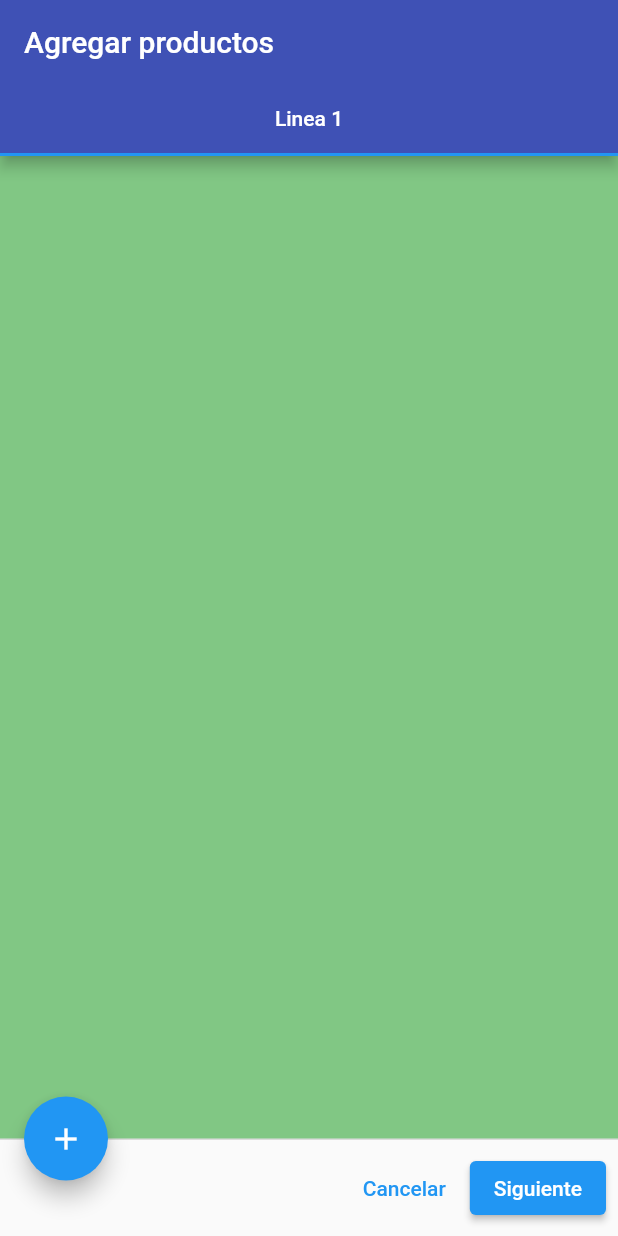
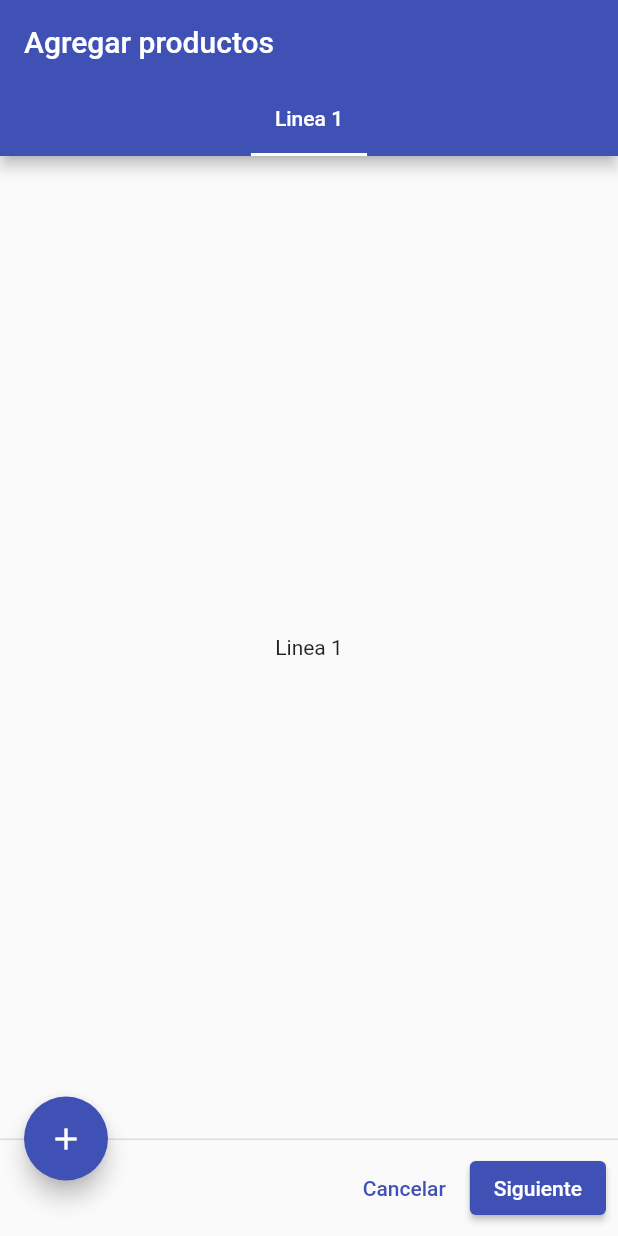
Before and after one commit to oalonsodev/sistema_ochoa, a Flutter app: the screen it shows after launch, on a phone screen of 412 x 824 dp. Run offline on Flutter 3.47's test engine with Material 2 defaults, Android fonts, the phone set to English and light mode, and no system bars; our stand-ins replace rxdart.

Commit message:
Creación de: TabBar en ProductosCotPage, utilidades Routes y Theme

```diff
--- a/lib/main.dart
+++ b/lib/main.dart
@@ -1,11 +1,10 @@
 import 'package:flutter/material.dart';
 import 'package:flutter_localizations/flutter_localizations.dart';
 
+import 'package:sistema_ochoa/src/utils/app_theme.dart';
+import 'package:sistema_ochoa/src/utils/routes.dart' as routes;
+
 import 'package:sistema_ochoa/src/bloc/provider.dart';
-import 'package:sistema_ochoa/src/pages/cotizaciones/cot_productos_page.dart';
-import 'package:sistema_ochoa/src/pages/home_page.dart';
-import 'package:sistema_ochoa/src/pages/login_page.dart';
-import 'package:sistema_ochoa/src/pages/sign_up_page.dart';
 
 void main() => runApp(MyApp());
 
@@ -28,17 +27,10 @@ class MyApp extends StatelessWidget {
         debugShowCheckedModeBanner: false,
         title: 'Material App',
 
-        initialRoute: 'addProd',
-        routes: {
-          'login'   : (BuildContext context) => LoginPage(),
-          'signup'  : (BuildContext context) => SignUpPage(),
-          'home'    : (BuildContext context) => Home(),
-          'addProd' : (BuildContext context) => ProductosCot(),
-        },
+        initialRoute: routes.initialRoute,
+        routes: routes.getRoutes(),
 
-        theme: ThemeData(
-          primaryColor: Colors.indigo,
-        ),
+        theme: appTheme(),
       )
     );
 
--- a/lib/src/pages/cotizaciones/cot_productos_page.dart
+++ b/lib/src/pages/cotizaciones/cot_productos_page.dart
@@ -2,6 +2,10 @@ import 'package:flutter/material.dart';
 
 //TODO: Crear variables que controlen cada uno de los elementos señalados
 //todo: para poder realizar la generación de más tabs.
+
+//TODO: Crear y trabajar con el modelo de productos. HAcer una lista de
+//todo: productos y en base a ella controlar la cantidad de tabs y los datos de
+//todo: cada unaaaaaaaa :D
 
 class ProductosCot extends StatefulWidget {
   @override
@@ -9,10 +13,20 @@ class ProductosCot extends StatefulWidget {
 }
 
 class _ProductosCotState extends State<ProductosCot> {
+  //? Sustituir depues por la lista de productos :D
+  List<String> _tabList; //* Lista de productos
+
+  @override
+  void initState() {
+    // TODO: implement initState
+    _tabList = ['1']; //* El primer valor de la lista
+    super.initState();
+  }
+
   @override
   Widget build(BuildContext context) {
     return DefaultTabController(
-      length: 1, //? <------------------------
+      length: _tabList.length,
       child: Scaffold(
         appBar: AppBar(
           title: Text('Agregar productos'),
@@ -27,25 +41,52 @@ class _ProductosCotState extends State<ProductosCot> {
   }
 
   TabBar _createTabBar() {
-    return TabBar(tabs: <Widget>[
-      //? <------------------------
-      Tab(text: 'Linea 1'),
-      // Tab(text: 'Linea 2')
-    ]);
+    return TabBar(
+			isScrollable: true,
+      tabs: _tabList.map((String pos) {
+        return Tab(text: 'Linea $pos');
+      }).toList(),
+    );
   }
 
   TabBarView _createTabBarView() {
-    return TabBarView(children: <Widget>[
-      //? <------------------------
-      Container(color: Colors.green[300]),
-      // Container(color: Colors.blue)
-    ]);
+    return TabBarView(
+      children: _tabList.map((String pos) {
+        return Tab(text: 'Linea $pos');
+      }).toList(),
+    );
   }
 
-  FloatingActionButton _createFloatingActionButton() {
-    return FloatingActionButton(
-      child: Icon(Icons.add),
-      onPressed: (){},
+  Row _createFloatingActionButton() {
+		var _floatingActionButton;
+
+		(_tabList.length > 1) ?
+			_floatingActionButton = FloatingActionButton(
+				child: Icon(Icons.clear),
+				onPressed: (){
+					setState(() => _tabList.removeLast());
+				}
+			)
+		:
+			_floatingActionButton = SizedBox();
+
+    return Row(
+      children: [
+        FloatingActionButton(
+          child: Icon(Icons.add),
+          onPressed: () {
+						//* Cuando se agrega el 2do valor a la lista, la longitud sigue
+						//* siendo 1, por lo que el 2do valor repite el valor '1'. Por
+						//* eso se agrega el +1, para compensar esa falta.
+            setState(() => _tabList.add('${_tabList.length+1}'));
+						//* Para este momento de la ejecución el nuevo valor ya fue agregado
+						//* a la lista, por lo que la longitud concuerda con lo escrito en
+						//* el último valor.
+          },
+        ),
+				SizedBox(width: 16.0),
+				_floatingActionButton
+      ],
     );
   }
 
--- /dev/null
+++ b/lib/src/utils/app_theme.dart
@@ -0,0 +1,20 @@
+import 'package:flutter/material.dart';
+
+ThemeData appTheme(){
+
+  return ThemeData(
+    primaryColor: Colors.indigo,
+    accentColor: Colors.indigo,
+    elevatedButtonTheme: ElevatedButtonThemeData(
+      style: ButtonStyle(
+        backgroundColor: MaterialStateProperty.all(Colors.indigo)
+      )
+    ),
+    textButtonTheme: TextButtonThemeData(
+      style: ButtonStyle(
+        foregroundColor: MaterialStateProperty.all(Colors.indigo)
+      )
+    )
+  );
+
+}
--- /dev/null
+++ b/lib/src/utils/routes.dart
@@ -0,0 +1,17 @@
+import 'package:flutter/material.dart';
+
+import 'package:sistema_ochoa/src/pages/cotizaciones/cot_productos_page.dart';
+import 'package:sistema_ochoa/src/pages/home_page.dart';
+import 'package:sistema_ochoa/src/pages/login_page.dart';
+import 'package:sistema_ochoa/src/pages/sign_up_page.dart';
+
+String initialRoute = 'addProd';
+
+Map<String, WidgetBuilder> getRoutes() {
+	return {
+		'login' 	: (BuildContext context) => LoginPage(),
+		'signup'	: (BuildContext context) => SignUpPage(),
+		'home'  	: (BuildContext context) => Home(),
+		'addProd'	: (BuildContext context) => ProductosCot(),
+	};
+}
```
